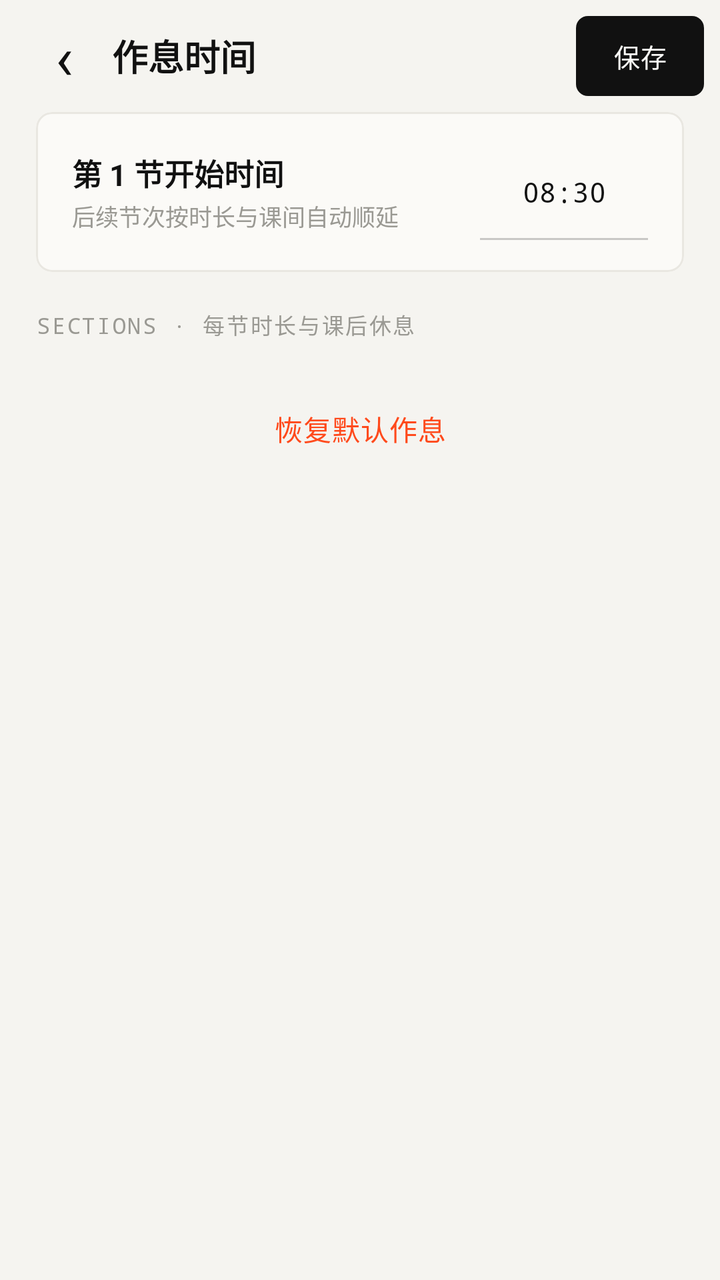
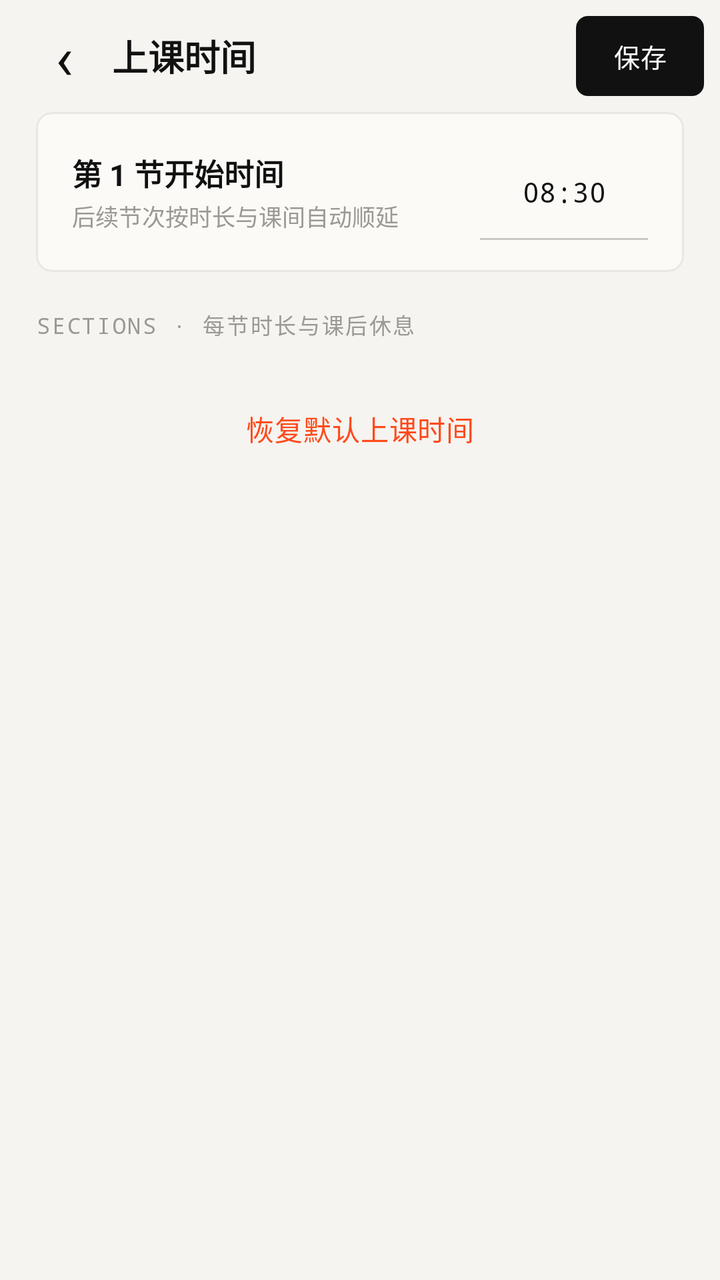

An Android layout rendered at two revisions. The XML below is the earlier revision; the diff shows what the commit changed to produce the second picture.
<!-- AndroidManifest.xml: application theme Theme.EcutCampus -->
<!-- res/layout/activity_schedule_settings.xml -->
<?xml version="1.0" encoding="utf-8"?>
<LinearLayout xmlns:android="http://schemas.android.com/apk/res/android"
    xmlns:app="http://schemas.android.com/apk/res-auto"
    android:layout_width="match_parent"
    android:layout_height="match_parent"
    android:background="?attr/gBg"
    android:orientation="vertical">

    <LinearLayout
        android:layout_width="match_parent"
        android:layout_height="56dp"
        android:gravity="center_vertical"
        android:orientation="horizontal"
        android:paddingHorizontal="8dp">

        <TextView
            android:id="@+id/btn_schedule_back"
            android:layout_width="48dp"
            android:layout_height="48dp"
            android:background="?attr/selectableItemBackgroundBorderless"
            android:contentDescription="返回"
            android:gravity="center"
            android:text="‹"
            android:textColor="?attr/gInk"
            android:textSize="30sp" />

        <TextView
            android:layout_width="0dp"
            android:layout_height="wrap_content"
            android:layout_weight="1"
            android:text="作息时间"
            android:textColor="?attr/gInk"
            android:textSize="18sp"
            android:textStyle="bold" />

        <com.google.android.material.button.MaterialButton
            android:id="@+id/btn_schedule_save"
            style="@style/Gauge.Button.Compact"
            android:layout_width="wrap_content"
            android:layout_height="wrap_content"
            android:text="保存" />
    </LinearLayout>

    <ScrollView
        android:layout_width="match_parent"
        android:layout_height="0dp"
        android:layout_weight="1"
        android:clipToPadding="false"
        android:paddingHorizontal="18dp"
        android:paddingBottom="24dp">

        <LinearLayout
            android:layout_width="match_parent"
            android:layout_height="wrap_content"
            android:orientation="vertical">

            <com.google.android.material.card.MaterialCardView
                style="@style/G.Card">

                <LinearLayout
                    android:layout_width="match_parent"
                    android:layout_height="wrap_content"
                    android:gravity="center_vertical"
                    android:orientation="horizontal"
                    android:paddingHorizontal="18dp"
                    android:paddingVertical="16dp">

                    <LinearLayout
                        android:layout_width="0dp"
                        android:layout_height="wrap_content"
                        android:layout_weight="1"
                        android:orientation="vertical">

                        <TextView
                            android:layout_width="wrap_content"
                            android:layout_height="wrap_content"
                            android:text="第 1 节开始时间"
                            android:textColor="?attr/gInk"
                            android:textSize="15sp"
                            android:textStyle="bold" />

                        <TextView
                            android:layout_width="wrap_content"
                            android:layout_height="wrap_content"
                            android:layout_marginTop="2dp"
                            android:text="后续节次按时长与课间自动顺延"
                            android:textColor="?attr/gMute"
                            android:textSize="11.5sp" />
                    </LinearLayout>

                    <EditText
                        android:id="@+id/et_first_class_start"
                        android:layout_width="84dp"
                        android:layout_height="48dp"
                        android:background="@drawable/bg_gauge_input"
                        android:fontFamily="monospace"
                        android:gravity="center"
                        android:inputType="time"
                        android:paddingHorizontal="8dp"
                        android:text="08:30"
                        android:textColor="?attr/gInk"
                        android:textColorHint="?attr/gMute"
                        android:textSize="14sp" />
                </LinearLayout>
            </com.google.android.material.card.MaterialCardView>

            <TextView
                style="@style/G.SectionLabel"
                android:layout_marginTop="18dp"
                android:text="SECTIONS · 每节时长与课后休息" />

            <LinearLayout
                android:id="@+id/section_settings_container"
                android:layout_width="match_parent"
                android:layout_height="wrap_content"
                android:orientation="vertical" />

            <com.google.android.material.button.MaterialButton
                android:id="@+id/btn_schedule_reset"
                style="@style/Gauge.Button.Ghost.Danger"
                android:layout_width="match_parent"
                android:layout_height="wrap_content"
                android:layout_marginTop="12dp"
                android:text="恢复默认作息" />

        </LinearLayout>
    </ScrollView>
</LinearLayout>
<!-- resources referenced by this layout -->
<resources>
  <style name="G.Card">
          <item name="android:layout_width">match_parent</item>
          <item name="android:layout_height">wrap_content</item>
          <item name="cardBackgroundColor">?attr/gCard</item>
          <item name="cardCornerRadius">?attr/gCardRadius</item>
          <item name="cardElevation">0dp</item>
          <item name="strokeColor">?attr/gCardStroke</item>
          <item name="strokeWidth">1dp</item>
      </style>
  <style name="Gauge.Button.Compact">
          <item name="android:insetTop">4dp</item>
          <item name="android:insetBottom">4dp</item>
          <item name="android:minWidth">64dp</item>
          <item name="android:paddingStart">16dp</item>
          <item name="android:paddingEnd">16dp</item>
          <item name="android:textSize">13sp</item>
      </style>
  <style name="Gauge.Button.Ghost.Danger">
          <item name="android:textColor">?attr/gDanger</item>
      </style>
  <color name="g_paper">#F5F4F0</color>
  <color name="g_card">#FBFAF7</color>
  <color name="g_line">#E9E7E1</color>
  <color name="g_ink">#111111</color>
  <color name="g_sub">#55554F</color>
  <color name="g_sub2">#45453F</color>
  <color name="g_mute">#9A9993</color>
  <color name="g_chip">#ECEAE4</color>
  <color name="g_accent">#FF4A1C</color>
  <color name="g_hair">#17000000</color>
  <color name="g_stroke">#33000000</color>
  <color name="g_ink_18">#2E111111</color>
  <color name="g_ink_12">#1F111111</color>
  <color name="g_ink_08">#14111111</color>
  <color name="g_paper_e8">#E8F5F4F0</color>
  <color name="g_paper_c8">#C8F5F4F0</color>
  <color name="g_on_ink">#FBFAF7</color>
  <color name="g_warn">#B4540A</color>
  <color name="g_ok">#2F5D3A</color>
  <style name="Gauge.Shape.Small" parent="">
          <item name="cornerFamily">rounded</item>
          <item name="cornerSize">6dp</item>
      </style>
  <style name="Gauge.Shape.Medium" parent="">
          <item name="cornerFamily">rounded</item>
          <item name="cornerSize">8dp</item>
      </style>
  <style name="Gauge.Dialog.Framework" parent="android:Theme.Material.Light.Dialog.Alert">
          <item name="android:windowBackground">@drawable/bg_gauge_dialog</item>
          <item name="android:colorAccent">?attr/gInk</item>
          <item name="android:colorPrimary">?attr/gInk</item>
          <item name="android:textColorPrimary">?attr/gInk</item>
          <item name="android:textColorSecondary">?attr/gSub</item>
          <item name="android:backgroundDimAmount">0.28</item>
      </style>
  <style name="Gauge.WindowAnimation" parent="@android:style/Animation.Activity">
          <item name="android:activityOpenEnterAnimation">@anim/gauge_enter</item>
          <item name="android:activityOpenExitAnimation">@anim/gauge_exit</item>
          <item name="android:activityCloseEnterAnimation">@anim/gauge_pop_enter</item>
          <item name="android:activityCloseExitAnimation">@anim/gauge_pop_exit</item>
      </style>
  <!-- drawable bg_gauge_dialog (drawable) -->
  <?xml version="1.0" encoding="utf-8"?>
  <inset xmlns:android="http://schemas.android.com/apk/res/android"
      android:insetLeft="24dp" android:insetRight="24dp"
      android:insetTop="40dp" android:insetBottom="40dp">
      <shape android:shape="rectangle">
          <corners android:radius="?attr/gCardRadius" />
          <solid android:color="?attr/gDialog" />
          <stroke android:width="1px" android:color="?attr/gCardStroke" />
      </shape>
  </inset>
  <style name="Gauge.Button.Text" parent="Widget.Material3.Button.TextButton.Dialog">
          <item name="android:textColor">?attr/gInk</item>
          <item name="rippleColor">?attr/gHair</item>
      </style>
  <!-- unchanged entries left out for length: 5 -->
</resources>

<!-- the commit's change to res/layout/activity_schedule_settings.xml (unified diff, before → after) -->
@@ -28,7 +28,7 @@
             android:layout_width="0dp"
             android:layout_height="wrap_content"
             android:layout_weight="1"
-            android:text="作息时间"
+            android:text="上课时间"
             android:textColor="?attr/gInk"
             android:textSize="18sp"
             android:textStyle="bold" />
@@ -121,7 +121,7 @@
                 android:layout_width="match_parent"
                 android:layout_height="wrap_content"
                 android:layout_marginTop="12dp"
-                android:text="恢复默认作息" />
+                android:text="恢复默认上课时间" />
 
         </LinearLayout>
     </ScrollView>
